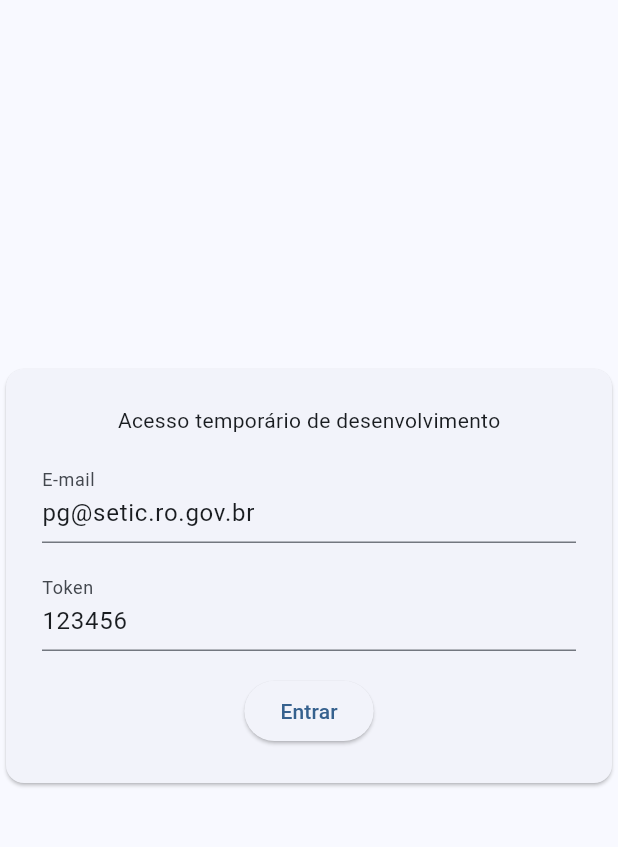
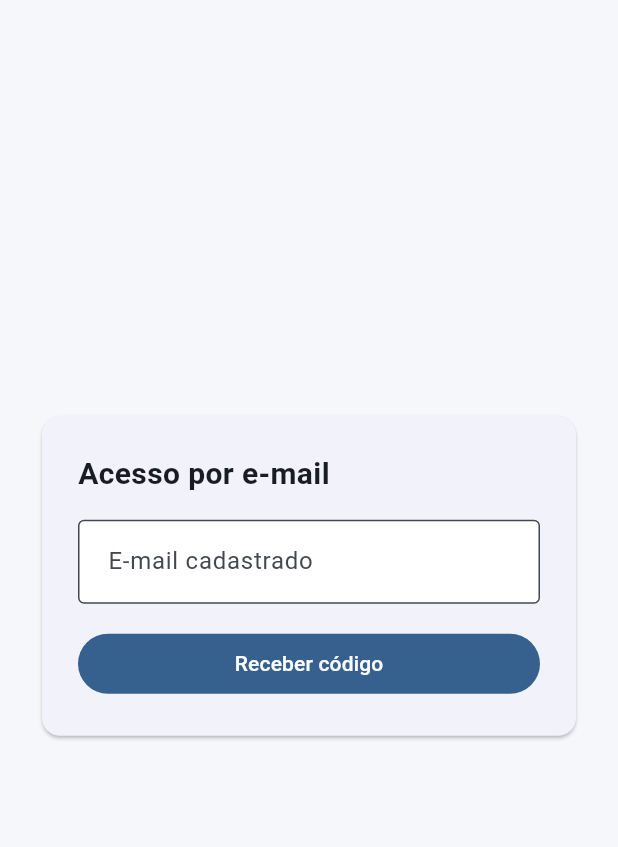
Before and after one commit to pedrogomes-dev/gd-sei, a Flutter app: the screen it shows after launch, on a phone screen of 412 x 824 dp, the part 84-931 px from its top. Run offline on Flutter 3.47's test engine with Material 3 defaults, Android fonts, the phone set to English and light mode, and no system bars.

Commit message:
Implementa acesso por código de e-mail com SMTP e sessão existente

```diff
--- a/backend/lib/utils/validacoes.dart
+++ b/backend/lib/utils/validacoes.dart
@@ -6,6 +6,11 @@ class Validacoes {
 
   static final _formatoEmail = RegExp(r'^[^\s@]+@[^\s@]+\.[^\s@]+$');
   static final _caracteresEmail = RegExp(r'^[\x21-\x7E]+$');
+  static final _formatoCodigoAcesso = RegExp(r'^[1-9][0-9]{5}$');
+
+  static bool codigoAcessoValido(String codigo) {
+    return _formatoCodigoAcesso.hasMatch(codigo);
+  }
 
   static bool emailValido(String email) {
     final valor = email.trim();
--- a/frontend/lib/screens/login_screen.dart
+++ b/frontend/lib/screens/login_screen.dart
@@ -1,35 +1,172 @@
+import 'dart:async';
+
 import 'package:flutter/material.dart';
+import 'package:flutter/services.dart';
+
 import '../services/api_service.dart';
 
 class LoginScreen extends StatefulWidget {
   const LoginScreen({super.key});
-  @override State<LoginScreen> createState()=>_LoginScreenState();
+
+  @override
+  State<LoginScreen> createState() => _LoginScreenState();
 }
+
 class _LoginScreenState extends State<LoginScreen> {
-  final email=TextEditingController(text:'pg@setic.ro.gov.br');
-  final token=TextEditingController(text:'123456');
-  bool busy=false;
-  String? error;
-  @override void dispose(){email.dispose();token.dispose();super.dispose();}
-  Future<void> login() async {
-    setState((){busy=true;error=null;});
+  final api = ApiService();
+  final email = TextEditingController();
+  final codigo = TextEditingController();
+  late final configuracao = api.configurarAcesso();
+  Timer? contador;
+  int segundosReenvio = 0;
+  bool ocupado = false;
+  bool codigoSolicitado = false;
+  String? erro;
+  String? mensagem;
+
+  @override
+  void dispose() {
+    contador?.cancel();
+    email.dispose();
+    codigo.dispose();
+    super.dispose();
+  }
+
+  void iniciarContagem() {
+    contador?.cancel();
+    segundosReenvio = 60;
+    contador = Timer.periodic(const Duration(seconds: 1), (timer) {
+      if (!mounted) return;
+      setState(() => segundosReenvio--);
+      if (segundosReenvio == 0) timer.cancel();
+    });
+  }
+
+  Future<void> solicitarCodigo() async {
+    if (email.text.trim().isEmpty) {
+      setState(() => erro = 'Informe seu e-mail cadastrado.');
+      return;
+    }
+    setState(() {
+      ocupado = true;
+      erro = null;
+      mensagem = null;
+    });
     try {
-      await ApiService().login(email.text.trim(),token.text.trim());
-      if(mounted) Navigator.pushReplacementNamed(context,'/inicio');
-    } catch(e){if(mounted)setState((){error=e.toString();});}
-    finally{if(mounted)setState((){busy=false;});}
+      await api.solicitarCodigo(email.text.trim());
+      if (!mounted) return;
+      setState(() {
+        codigoSolicitado = true;
+        codigo.clear();
+        mensagem = 'Se o e-mail estiver cadastrado e ativo, você receberá um código válido por 10 minutos.';
+        iniciarContagem();
+      });
+    } catch (falha) {
+      if (mounted) setState(() => erro = falha.toString());
+    } finally {
+      if (mounted) setState(() => ocupado = false);
+    }
   }
-  @override Widget build(BuildContext context)=>Theme(data:ThemeData(colorSchemeSeed:Colors.blue,useMaterial3:true),child:Scaffold(
-    appBar:AppBar(title:const Text('Validação SEI')),
-    body:Center(child:SizedBox(width:450,child:Card(child:Padding(
-      padding:const EdgeInsets.all(24),child:Column(mainAxisSize:MainAxisSize.min,children:[
-        const Text('Acesso temporário de desenvolvimento'),
-        const SizedBox(height:16),
-        TextField(controller:email,decoration:const InputDecoration(labelText:'E-mail')),
-        const SizedBox(height:16),
-        TextField(controller:token,decoration:const InputDecoration(labelText:'Token')),
-        if(error!=null)Text(error!),
-        const SizedBox(height:16),
-        ElevatedButton(onPressed:busy?null:login,child:Text(busy?'Entrando…':'Entrar')),
-      ])))))));
+
+  Future<void> entrar({bool temporario = false}) async {
+    if (!temporario && codigo.text.trim().length != 6) {
+      setState(() => erro = 'Informe o código de 6 dígitos recebido por e-mail.');
+      return;
+    }
+    setState(() {
+      ocupado = true;
+      erro = null;
+    });
+    try {
+      if (temporario) {
+        await api.login('pg@setic.ro.gov.br', '123456');
+      } else {
+        await api.entrarEmail(email.text.trim(), codigo.text.trim());
+      }
+      if (mounted) Navigator.pushReplacementNamed(context, '/inicio');
+    } catch (falha) {
+      if (mounted) setState(() => erro = falha.toString());
+    } finally {
+      if (mounted) setState(() => ocupado = false);
+    }
+  }
+
+  void alterarEmail() {
+    setState(() {
+      codigoSolicitado = false;
+      codigo.clear();
+      erro = null;
+      mensagem = null;
+    });
+  }
+
+  Widget acessoTemporario() {
+    return FutureBuilder<Map<String, dynamic>>(
+      future: configuracao,
+      builder: (context, resultado) {
+        if (resultado.data?['acesso_temporario'] != true) return const SizedBox.shrink();
+        return TextButton(
+          onPressed: ocupado ? null : () => entrar(temporario: true),
+          child: const Text('Acesso temporário de desenvolvimento'),
+        );
+      },
+    );
+  }
+
+  Widget formulario() {
+    final reenviar = segundosReenvio > 0 ? 'Reenviar em $segundosReenvio s' : 'Reenviar código';
+    return Column(
+      mainAxisSize: MainAxisSize.min,
+      crossAxisAlignment: CrossAxisAlignment.stretch,
+      children: [
+        const Text('Acesso por e-mail', style: TextStyle(fontSize: 20, fontWeight: FontWeight.w600)),
+        const SizedBox(height: 16),
+        TextField(
+          controller: email,
+          enabled: !ocupado,
+          readOnly: codigoSolicitado,
+          keyboardType: TextInputType.emailAddress,
+          autofillHints: const [AutofillHints.email],
+          decoration: const InputDecoration(labelText: 'E-mail cadastrado'),
+          onSubmitted: (_) {
+            if (!ocupado && !codigoSolicitado && segundosReenvio == 0) solicitarCodigo();
+          },
+        ),
+        if (codigoSolicitado) ...[
+          Align(alignment: Alignment.centerRight, child: TextButton(onPressed: ocupado ? null : alterarEmail, child: const Text('Alterar e-mail'))),
+          TextField(
+            controller: codigo,
+            enabled: !ocupado,
+            keyboardType: TextInputType.number,
+            autofillHints: const [AutofillHints.oneTimeCode],
+            inputFormatters: [FilteringTextInputFormatter.digitsOnly, LengthLimitingTextInputFormatter(6)],
+            decoration: const InputDecoration(labelText: 'Código de 6 dígitos'),
+            onSubmitted: (_) { if (!ocupado) entrar(); },
+          ),
+        ],
+        if (mensagem != null) Padding(padding: const EdgeInsets.only(top: 16), child: Text(mensagem!)),
+        if (erro != null) Padding(padding: const EdgeInsets.only(top: 16), child: Text(erro!, style: TextStyle(color: Theme.of(context).colorScheme.error))),
+        const SizedBox(height: 16),
+        if (codigoSolicitado) ...[
+          FilledButton(onPressed: ocupado ? null : () => entrar(), child: Text(ocupado ? 'Aguarde…' : 'Entrar')),
+          TextButton(onPressed: ocupado || segundosReenvio > 0 ? null : solicitarCodigo, child: Text(reenviar)),
+        ] else
+          FilledButton(onPressed: ocupado || segundosReenvio > 0 ? null : solicitarCodigo, child: Text(ocupado ? 'Enviando…' : segundosReenvio > 0 ? reenviar : 'Receber código')),
+        acessoTemporario(),
+      ],
+    );
+  }
+
+  @override
+  Widget build(BuildContext context) {
+    return Scaffold(
+      appBar: AppBar(title: const Text('Validação SEI')),
+      body: Center(
+        child: SingleChildScrollView(
+          padding: const EdgeInsets.all(24),
+          child: SizedBox(width: 450, child: Card(child: Padding(padding: const EdgeInsets.all(24), child: formulario()))),
+        ),
+      ),
+    );
+  }
 }
```
Also changed, not shown: backend/lib/routes/router.dart (+14 -0 lines), backend/lib/services/auth_service.dart (+134 -29 lines), backend/lib/services/codigos_acesso.dart (added, +105 -0 lines), backend/lib/services/email_service.dart (added, +54 -0 lines), frontend/lib/services/api_service.dart (+13 -2 lines), 5 other files.
